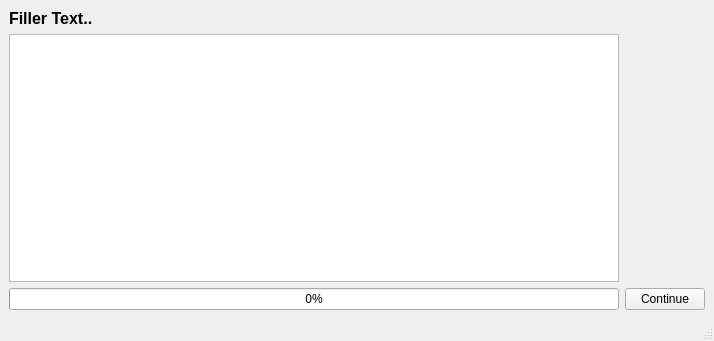
Above: MailerGui/Interface/GUI/progress.ui from Geek-ubaid/mailer-gui before the change. Below: the same form after it.
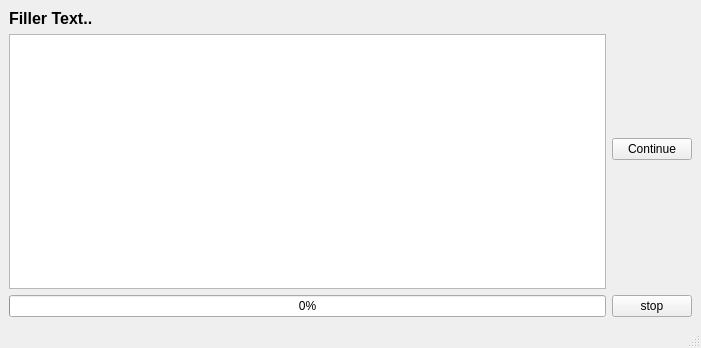
That is the form after the change.

```diff
--- a/MailerGui/Interface/GUI/progress.ui
+++ b/MailerGui/Interface/GUI/progress.ui
@@ -6,8 +6,8 @@
    <rect>
     <x>0</x>
     <y>0</y>
-    <width>714</width>
-    <height>341</height>
+    <width>701</width>
+    <height>348</height>
    </rect>
   </property>
   <property name="windowTitle">
@@ -15,6 +15,13 @@
   </property>
   <widget class="QWidget" name="centralwidget">
    <layout class="QGridLayout" name="gridLayout">
+    <item row="0" column="1">
+     <widget class="QPushButton" name="continue_button">
+      <property name="text">
+       <string>Continue</string>
+      </property>
+     </widget>
+    </item>
     <item row="0" column="0">
      <layout class="QGridLayout" name="gridLayout_2">
       <item row="0" column="0">
@@ -44,9 +51,9 @@
      </widget>
     </item>
     <item row="1" column="1">
-     <widget class="QPushButton" name="continue_button">
+     <widget class="QPushButton" name="stop_button">
       <property name="text">
-       <string>Continue</string>
+       <string>stop</string>
       </property>
      </widget>
     </item>
```
Left out of the diff: 2 changed lines with no effect on the pictures.
